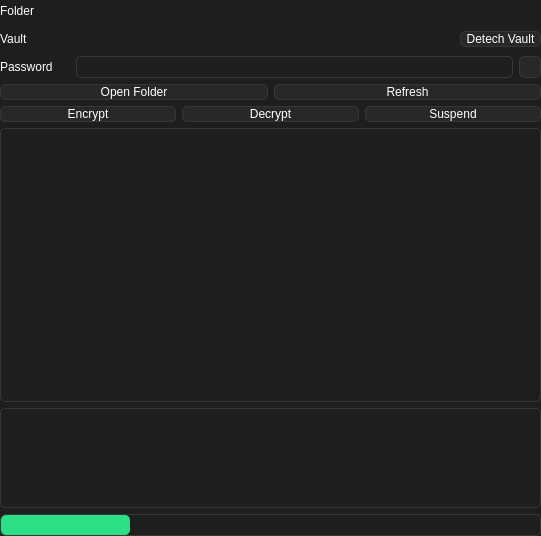
The window that ui/FrontendVault.ui (Nothing031/Vault) describes before a commit, drawn with Qt 5.
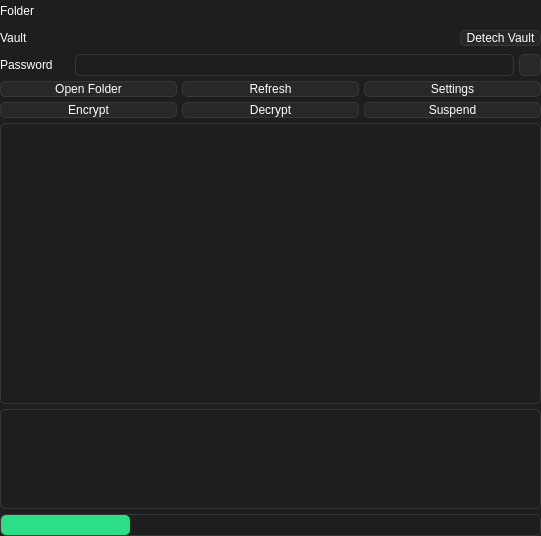
The same window after the commit. Icons and pictures are not drawn.

```diff
--- a/ui/FrontendVault.ui
+++ b/ui/FrontendVault.ui
@@ -170,8 +170,14 @@
    <property name="bottomMargin">
     <number>0</number>
    </property>
+   <property name="spacing">
+    <number>5</number>
+   </property>
    <item row="4" column="0">
     <layout class="QHBoxLayout" name="horizontalLayout_3">
+     <property name="spacing">
+      <number>5</number>
+     </property>
      <item>
       <widget class="QLabel" name="PasswordLabel">
        <property name="minimumSize">
@@ -253,6 +259,9 @@
    </item>
    <item row="1" column="0">
     <layout class="QHBoxLayout" name="horizontalLayout_2">
+     <property name="spacing">
+      <number>5</number>
+     </property>
      <item>
       <widget class="QLabel" name="VaultLabel">
        <property name="sizePolicy">
@@ -380,6 +389,9 @@
    </item>
    <item row="5" column="0">
     <layout class="QHBoxLayout" name="horizontalLayout_5">
+     <property name="spacing">
+      <number>5</number>
+     </property>
      <item>
       <widget class="QPushButton" name="OpenFolderButton">
        <property name="text">
@@ -394,6 +406,13 @@
        </property>
       </widget>
      </item>
+     <item>
+      <widget class="QPushButton" name="SettingsButton">
+       <property name="text">
+        <string>Settings</string>
+       </property>
+      </widget>
+     </item>
     </layout>
    </item>
    <item row="8" column="0">
@@ -464,6 +483,9 @@
    </item>
    <item row="6" column="0">
     <layout class="QHBoxLayout" name="horizontalLayout_4">
+     <property name="spacing">
+      <number>5</number>
+     </property>
      <item>
       <widget class="QPushButton" name="EncryptButton">
        <property name="text">
```
Left out of the diff: 3 changed lines with no effect on the pictures.
